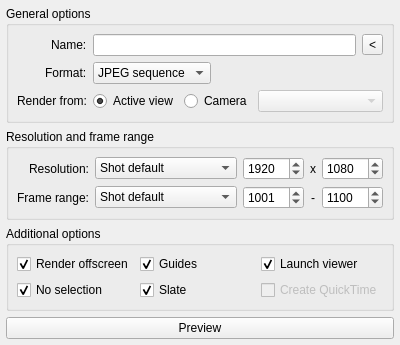
Qt form core/ui/gpsPreview_ui.ui (mjbonnington/icarus-gps) before a commit.
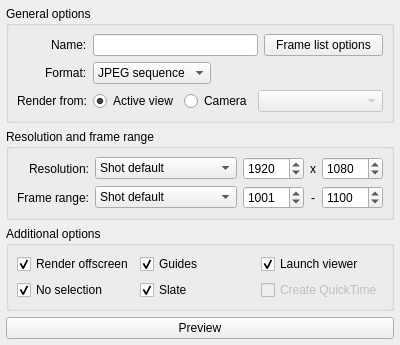
The same form after that commit. Icons and pictures are not drawn.

Commit message: GPS preview can render QuickTimes with sound, cameras can be specified, and file name tokens implemented.

Patch:
```diff
--- a/core/ui/gpsPreview_ui.ui
+++ b/core/ui/gpsPreview_ui.ui
@@ -7,7 +7,7 @@
     <x>0</x>
     <y>0</y>
     <width>400</width>
-    <height>316</height>
+    <height>320</height>
    </rect>
   </property>
   <property name="windowTitle">
@@ -69,11 +69,44 @@
          </item>
          <item>
           <widget class="QToolButton" name="nameUpdate_toolButton">
+           <property name="sizePolicy">
+            <sizepolicy hsizetype="Maximum" vsizetype="Fixed">
+             <horstretch>0</horstretch>
+             <verstretch>0</verstretch>
+            </sizepolicy>
+           </property>
            <property name="toolTip">
-            <string>Update the file name output field with the current scene name.</string>
+            <string>Output file name options</string>
+           </property>
+           <property name="styleSheet">
+            <string notr="true">QToolButton {
+	padding: 1px 12px 2px 1px;
+}
+
+QToolButton:pressed, QToolButton:checked:pressed {
+	padding: 2px 11px 1px 2px;
+}
+</string>
            </property>
            <property name="text">
-            <string>&lt;</string>
+            <string>Frame list options</string>
+           </property>
+           <property name="icon">
+            <iconset resource="rsc.qrc">
+             <normaloff>:/rsc/rsc/icon_settings.png</normaloff>
+             <disabledoff>:/rsc/rsc/icon_settings_disabled.png</disabledoff>:/rsc/rsc/icon_settings.png</iconset>
+           </property>
+           <property name="iconSize">
+            <size>
+             <width>15</width>
+             <height>15</height>
+            </size>
+           </property>
+           <property name="popupMode">
+            <enum>QToolButton::InstantPopup</enum>
+           </property>
+           <property name="toolButtonStyle">
+            <enum>Qt::ToolButtonIconOnly</enum>
            </property>
           </widget>
          </item>
```
Left out of the diff: 133 changed lines with no effect on the pictures. The commit also changes 11 other files.
